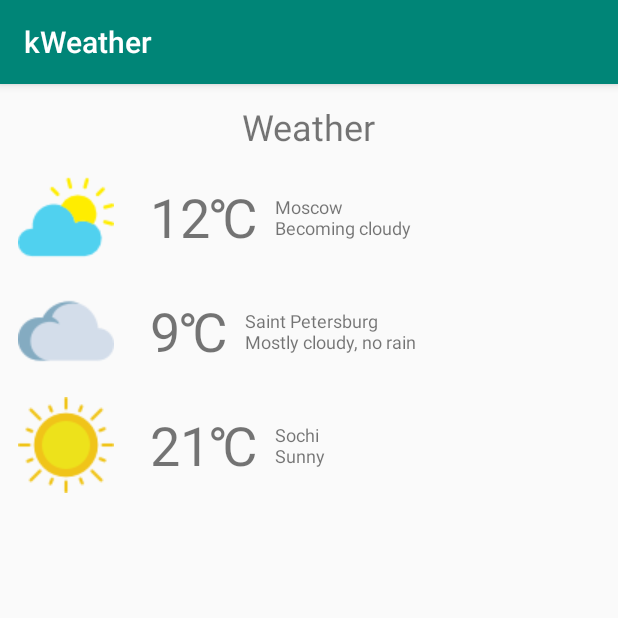
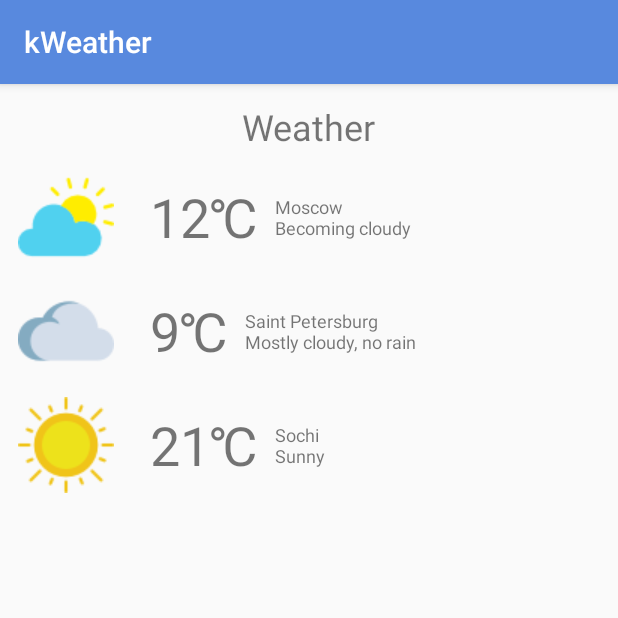
Before and after one commit to golovojop/aq2_weather, an Android app: the screen it shows after launch (MainActivity), on a phone screen of 412 x 824 dp, the top half of it. Run offline under Robolectric (Android 15) with nearby library versions, the phone set to English and light mode, and no system bars.

Commit message:
Добавил иконки, изменил цвет тулбара

```diff
--- a/kApp/src/main/res/mipmap-anydpi-v26/ic_launcher.xml
+++ b/kApp/src/main/res/mipmap-anydpi-v26/ic_launcher.xml
@@ -1,5 +1,5 @@
 <?xml version="1.0" encoding="utf-8"?>
 <adaptive-icon xmlns:android="http://schemas.android.com/apk/res/android">
-    <background android:drawable="@drawable/ic_launcher_background" />
-    <foreground android:drawable="@drawable/ic_launcher_foreground" />
+    <background android:drawable="@color/ic_launcher_background"/>
+    <foreground android:drawable="@mipmap/ic_launcher_foreground"/>
 </adaptive-icon>
--- a/kApp/src/main/res/mipmap-anydpi-v26/ic_launcher_round.xml
+++ b/kApp/src/main/res/mipmap-anydpi-v26/ic_launcher_round.xml
@@ -1,5 +1,5 @@
 <?xml version="1.0" encoding="utf-8"?>
 <adaptive-icon xmlns:android="http://schemas.android.com/apk/res/android">
-    <background android:drawable="@drawable/ic_launcher_background" />
-    <foreground android:drawable="@drawable/ic_launcher_foreground" />
+    <background android:drawable="@color/ic_launcher_background"/>
+    <foreground android:drawable="@mipmap/ic_launcher_foreground"/>
 </adaptive-icon>
--- a/kApp/src/main/res/values/colors.xml
+++ b/kApp/src/main/res/values/colors.xml
@@ -1,6 +1,7 @@
 <?xml version="1.0" encoding="utf-8"?>
 <resources>
-    <color name="colorPrimary">#008577</color>
-    <color name="colorPrimaryDark">#00574B</color>
+    <!--<color name="colorPrimary">#008577</color>-->
+    <color name="colorPrimary">#5889DE</color>
+    <color name="colorPrimaryDark">#5867FF</color>
     <color name="colorAccent">#D81B60</color>
 </resources>
--- /dev/null
+++ b/kApp/src/main/res/values/ic_launcher_background.xml
@@ -0,0 +1,4 @@
+<?xml version="1.0" encoding="utf-8"?>
+<resources>
+    <color name="ic_launcher_background">#5889DE</color>
+</resources>
```
Also changed, not shown: kApp/src/main/ic_launcher-web.png (added), kApp/src/main/res/mipmap-hdpi/ic_launcher.png, kApp/src/main/res/mipmap-hdpi/ic_launcher_foreground.png (added), kApp/src/main/res/mipmap-hdpi/ic_launcher_round.png, kApp/src/main/res/mipmap-mdpi/ic_launcher.png, kApp/src/main/res/mipmap-mdpi/ic_launcher_foreground.png (added), kApp/src/main/res/mipmap-mdpi/ic_launcher_round.png, kApp/src/main/res/mipmap-xhdpi/ic_launcher.png, kApp/src/main/res/mipmap-xhdpi/ic_launcher_foreground.png (added), kApp/src/main/res/mipmap-xhdpi/ic_launcher_round.png, kApp/src/main/res/mipmap-xxhdpi/ic_launcher.png, kApp/src/main/res/mipmap-xxhdpi/ic_launcher_foreground.png (added), kApp/src/main/res/mipmap-xxhdpi/ic_launcher_round.png, kApp/src/main/res/mipmap-xxxhdpi/ic_launcher.png, 2 more files.
